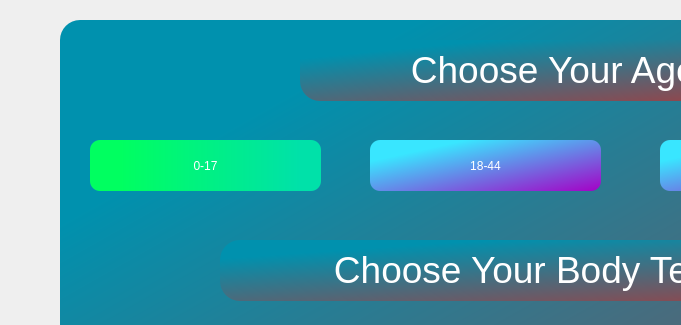
Before: the Qt Designer form CoviCURE/Forms/Rapidcovid/quepage1.ui in ayush-regmi/CoviCURE, drawn with Qt 5; both pictures show x 0 to 681 and y 0 to 325 of the 1200 by 700 pixel window.
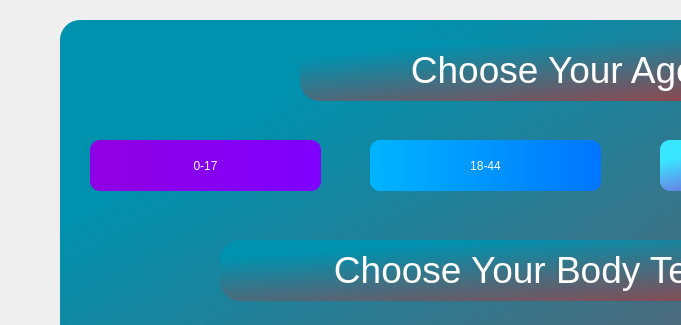
After: the same form once the commit is applied.

Patch:
```diff
--- a/CoviCURE/Forms/Rapidcovid/quepage1.ui
+++ b/CoviCURE/Forms/Rapidcovid/quepage1.ui
@@ -90,7 +90,7 @@
     <property name="styleSheet">
      <string notr="true">font: 600  20pt &quot;Segoe UI&quot;;
 color: rgb(255, 255, 255);
-background-color: qlineargradient(spread:pad, x1:0, y1:0, x2:1, y2:0, stop:0.130682 rgba(0, 255, 96, 255), stop:0.909091 rgba(0, 225, 169, 255));
+background-color: qlineargradient(spread:pad, x1:0, y1:0, x2:1, y2:0, stop:0.0909091 rgba(143, 0, 228, 255), stop:1 rgba(127, 0, 255, 255));
 border-radius: 10px;</string>
     </property>
     <property name="text">
@@ -115,8 +115,8 @@
     <property name="styleSheet">
      <string notr="true">font: 600  20pt &quot;Segoe UI&quot;;
 color: rgb(255, 255, 255);
-background-color: qlineargradient(spread:pad, x1:0, y1:0, x2:1, y2:1, stop:0.210227 rgba(57, 230, 255, 255), stop:1 rgba(165, 0, 198, 255));
-border-radius: 10px;</string>
+border-radius: 10px;
+background-color: qlineargradient(spread:pad, x1:0, y1:0, x2:1, y2:0, stop:0 rgba(0, 181, 255, 255), stop:1 rgba(0, 117, 255, 255));</string>
     </property>
     <property name="text">
      <string>18-44</string>
```
